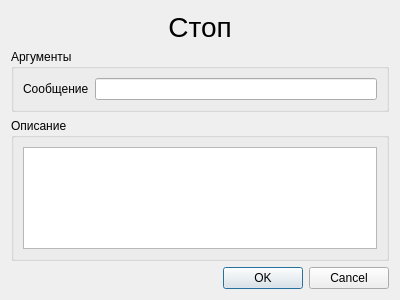
The window that KAMEditor/gui/commands/stopdialog.ui (Xtail96/SML) describes before a commit, drawn with Qt 5.
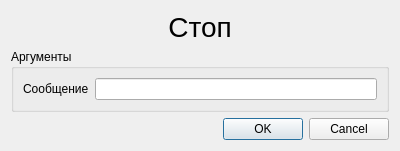
The same window after the commit.

Patch:
```diff
--- a/KAMEditor/gui/commands/stopdialog.ui
+++ b/KAMEditor/gui/commands/stopdialog.ui
@@ -7,7 +7,7 @@
     <x>0</x>
     <y>0</y>
     <width>400</width>
-    <height>300</height>
+    <height>150</height>
    </rect>
   </property>
   <property name="windowTitle">
@@ -54,24 +54,6 @@
      </layout>
     </widget>
    </item>
-   <item>
-    <widget class="QGroupBox" name="stop_description_groupBox">
-     <property name="sizePolicy">
-      <sizepolicy hsizetype="Preferred" vsizetype="Preferred">
-       <horstretch>0</horstretch>
-       <verstretch>0</verstretch>
-      </sizepolicy>
-     </property>
-     <property name="title">
-      <string>Описание</string>
-     </property>
-     <layout class="QVBoxLayout" name="verticalLayout_2">
-      <item>
-       <widget class="QTextEdit" name="stop_description_textEdit"/>
-      </item>
-     </layout>
-    </widget>
-   </item>
    <item>
     <widget class="QDialogButtonBox" name="buttonBox">
      <property name="orientation">
```
Left out of the diff: 6 changed lines with no effect on the pictures.
